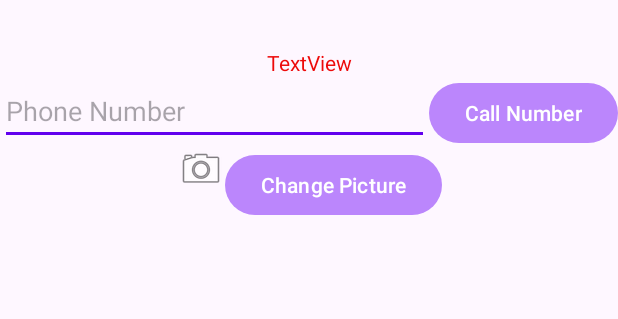
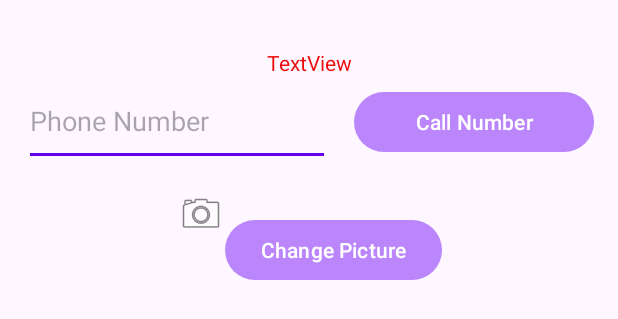
Before and after one commit to Jamie621/MyAndroidLabs, an Android app: the layout activity_second.xml on its own in the app's theme, with its tools: preview values and no code run, on a phone screen of 412 x 824 dp. Shown: the top 319 px of the screen. Run offline under Robolectric (Android 15) with nearby library versions, the phone set to English and light mode, and no system bars.

Commit message:
Week4 : Initial commit

```diff
--- a/app/src/main/java/algonquin/cst2335/ju000013/MainActivity.java
+++ b/app/src/main/java/algonquin/cst2335/ju000013/MainActivity.java
@@ -17,8 +17,21 @@ public class MainActivity extends AppCompatActivity {
     protected void onCreate(Bundle savedInstanceState) {
         super.onCreate(savedInstanceState);
         setContentView(R.layout.activity_main);
+        Log.w(TAG, "onCreata() - Loading Widgets");
+        Button loginButton = findViewById(R.id.loginButton);
 
-        Button loginButton = findViewById(R.id.loginButton);
+//         Use a lambda expression
+
+//        loginButton.setOnClickListener( clk -> {
+//            EditText emailEditText = findViewById(R.id.emailEditText);
+//            String email = emailEditText.getText().toString();
+//
+//            Intent nextPage = new Intent(MainActivity.this, SecondActivity.class);
+//            nextPage.putExtra("EmailAddress", email);
+//            startActivity(nextPage);
+//        });
+
+
         loginButton.setOnClickListener(new View.OnClickListener() {
             @Override
             public void onClick(View v) {
@@ -26,10 +39,19 @@ public class MainActivity extends AppCompatActivity {
                 String email = emailEditText.getText().toString();
 
                 Intent nextPage = new Intent(MainActivity.this, SecondActivity.class);
-                nextPage.putExtra( "EmailAddress", emailEditText.getText().toString() );
+                nextPage.putExtra( "EmailAddress", emailEditText.getText().toString());
                 startActivity(nextPage);
+
+// In FirstActivity, sending data
+//                Intent next = new Intent(FirstPage.this, NextPage.class);
+//                next.putExtra("Age", 30); // Assuming you want to pass the age as an int
+//                next.putExtra("Name", "Jason"); // Passing a String
+//                next.putExtra("PostalCode", "12345"); // Another String
+//                startActivity(next);
+
             }
         });
+
     }
 
     @Override
--- a/app/src/main/java/algonquin/cst2335/ju000013/SecondActivity.java
+++ b/app/src/main/java/algonquin/cst2335/ju000013/SecondActivity.java
@@ -1,6 +1,8 @@
 package algonquin.cst2335.ju000013;
 
+import android.content.Intent;
 import android.os.Bundle;
+import android.widget.TextView;
 
 import androidx.appcompat.app.AppCompatActivity;
 
@@ -9,21 +11,26 @@ public class SecondActivity extends AppCompatActivity {
     @Override
     protected void onCreate(Bundle savedInstanceState) {
         super.onCreate(savedInstanceState);
-        // Set the content view to the layout for this activity
         setContentView(R.layout.activity_second);
 
-        // Additional setup to do, you can do it here
-        // For example, setting up listeners for your button
-        // Assume you have a button with ID changePictureButton in your layout
+        // Retrieve the Intent that started this Activity
+        Intent fromPrevious = getIntent();
 
-//        Button changePictureButton = findViewById(R.id.changePictureButton);
-//        changePictureButton.setOnClickListener(new View.OnClickListener() {
-//            @Override
-//            public void onClick(View v) {
-                // Handle the button click
-                // For example, launch an intent to pick an image from the gallery
-//            }
-//        });
+        // Now retrieve the email address string that was passed with putExtra()
+        if (fromPrevious != null) {
+            String emailAddress = fromPrevious.getStringExtra("EmailAddress");
 
+            // Find the TextView by its ID and set the email address as its text
+            TextView textViewTop = findViewById(R.id.textViewTop);
+            textViewTop.setText(emailAddress); // Set the email address as text
+
+            // In NextPage, retrieving data
+//            Intent fromPrevious = getIntent();
+//            int age = fromPrevious.getIntExtra("Age", -1); // -1 is a default value in case "Age" is not found
+//            String name = fromPrevious.getStringExtra("Name");
+//            String pCode = fromPrevious.getStringExtra("PostalCode");
+
+
+        }
     }
 }
--- a/app/src/main/res/layout/activity_second.xml
+++ b/app/src/main/res/layout/activity_second.xml
@@ -18,24 +18,29 @@
 
     <EditText
         android:id="@+id/phoneEditText"
-        android:layout_width="0dp"
-        android:layout_height="wrap_content"
+        android:layout_width="204dp"
+        android:layout_height="59dp"
+        android:layout_marginStart="16dp"
+        android:layout_marginEnd="8dp"
         android:hint="Phone Number"
         android:inputType="phone"
-        app:layout_constraintTop_toBottomOf="@id/textViewTop"
+        app:layout_constraintEnd_toStartOf="@+id/callButton"
+        app:layout_constraintHorizontal_weight="3"
         app:layout_constraintStart_toStartOf="parent"
-        app:layout_constraintEnd_toStartOf="@id/callButton"
-        app:layout_constraintHorizontal_chainStyle="packed" />
+        app:layout_constraintTop_toBottomOf="@+id/textViewTop" />
 
     <Button
         android:id="@+id/callButton"
-        android:layout_width="wrap_content"
+        android:layout_width="0dp"
         android:layout_height="wrap_content"
         android:text="Call Number"
-        app:layout_constraintTop_toBottomOf="@id/textViewTop"
+        app:layout_constraintStart_toEndOf="@+id/phoneEditText"
         app:layout_constraintEnd_toEndOf="parent"
-        app:layout_constraintStart_toEndOf="@id/phoneEditText"
-        app:layout_constraintHorizontal_chainStyle="packed" />
+        app:layout_constraintTop_toTopOf="@+id/phoneEditText"
+        app:layout_constraintBottom_toBottomOf="@+id/phoneEditText"
+        android:layout_marginStart="8dp"
+        android:layout_marginEnd="16dp"
+        app:layout_constraintHorizontal_weight="1"/>
 
     <ImageView
         android:id="@+id/cameraImageView"
@@ -45,16 +50,17 @@
         app:layout_constraintTop_toBottomOf="@id/phoneEditText"
         app:layout_constraintStart_toStartOf="parent"
         app:layout_constraintEnd_toStartOf="@id/changePictureButton"
-        app:layout_constraintHorizontal_chainStyle="packed" />
+        app:layout_constraintHorizontal_chainStyle="packed"
+        android:layout_marginTop="16dp" />
 
     <Button
         android:id="@+id/changePictureButton"
         android:layout_width="wrap_content"
         android:layout_height="wrap_content"
         android:text="Change Picture"
-        app:layout_constraintTop_toBottomOf="@id/callButton"
         app:layout_constraintStart_toEndOf="@id/cameraImageView"
+        app:layout_constraintTop_toTopOf="@id/cameraImageView"
         app:layout_constraintEnd_toEndOf="parent"
-        app:layout_constraintHorizontal_chainStyle="packed" />
+        android:layout_marginTop="16dp" />
 
 </androidx.constraintlayout.widget.ConstraintLayout>
```
